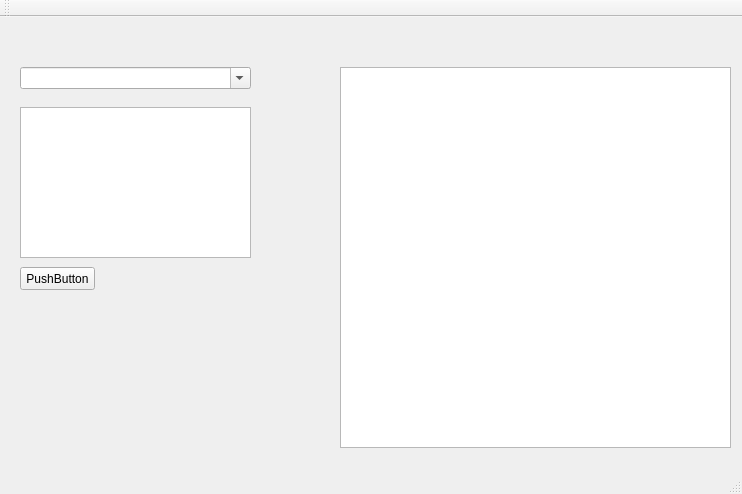
Before: the Qt Designer form mainwindow.ui in Mike308/font-generator, drawn with Qt 5.
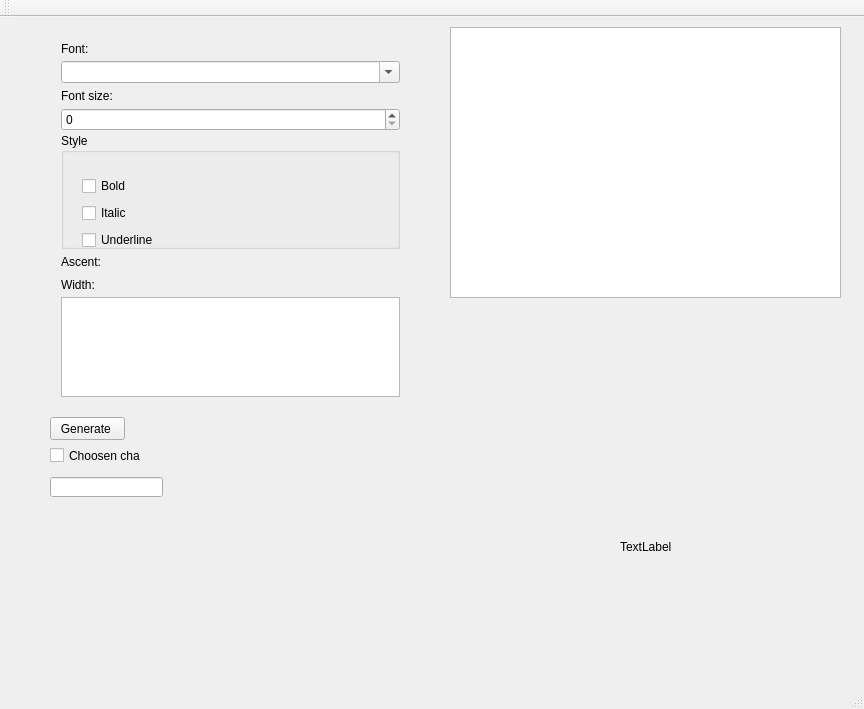
After: the same form once the commit is applied.

Diff of the .ui file:
```diff
--- a/mainwindow.ui
+++ b/mainwindow.ui
@@ -6,60 +6,212 @@
    <rect>
     <x>0</x>
     <y>0</y>
-    <width>742</width>
-    <height>494</height>
+    <width>864</width>
+    <height>709</height>
    </rect>
   </property>
   <property name="windowTitle">
    <string>MainWindow</string>
   </property>
   <widget class="QWidget" name="centralWidget">
-   <widget class="QComboBox" name="fontComboBox">
-    <property name="geometry">
-     <rect>
-      <x>20</x>
-      <y>50</y>
-      <width>231</width>
-      <height>22</height>
-     </rect>
-    </property>
-    <property name="editable">
-     <bool>true</bool>
-    </property>
-   </widget>
-   <widget class="QPlainTextEdit" name="previewField">
-    <property name="geometry">
-     <rect>
-      <x>20</x>
-      <y>90</y>
-      <width>231</width>
-      <height>151</height>
-     </rect>
-    </property>
-   </widget>
    <widget class="QPlainTextEdit" name="outputField">
     <property name="geometry">
      <rect>
-      <x>340</x>
-      <y>50</y>
+      <x>450</x>
+      <y>10</y>
       <width>391</width>
-      <height>381</height>
+      <height>271</height>
      </rect>
     </property>
    </widget>
    <widget class="QPushButton" name="generateBtn">
     <property name="geometry">
      <rect>
-      <x>20</x>
-      <y>250</y>
+      <x>50</x>
+      <y>400</y>
       <width>75</width>
       <height>23</height>
      </rect>
     </property>
     <property name="text">
-     <string>PushButton</string>
+     <string>Generate </string>
     </property>
    </widget>
+   <widget class="QLineEdit" name="lineEdit">
+    <property name="geometry">
+     <rect>
+      <x>50</x>
+      <y>460</y>
+      <width>113</width>
+      <height>20</height>
+     </rect>
+    </property>
+   </widget>
+   <widget class="QCheckBox" name="checkBox_2">
+    <property name="geometry">
+     <rect>
+      <x>50</x>
+      <y>430</y>
+      <width>91</width>
+      <height>17</height>
+     </rect>
+    </property>
+    <property name="text">
+     <string>Choosen char</string>
+    </property>
+   </widget>
+   <widget class="QLabel" name="label">
+    <property name="geometry">
+     <rect>
+      <x>620</x>
+      <y>430</y>
+      <width>200</width>
+      <height>200</height>
+     </rect>
+    </property>
+    <property name="text">
+     <string>TextLabel</string>
+    </property>
+   </widget>
+   <widget class="QWidget" name="verticalLayoutWidget_2">
+    <property name="geometry">
+     <rect>
+      <x>50</x>
+      <y>10</y>
+      <width>361</width>
+      <height>381</height>
+     </rect>
+    </property>
+    <layout class="QVBoxLayout" name="verticalLayout_2">
+     <property name="spacing">
+      <number>2</number>
+     </property>
+     <property name="sizeConstraint">
+      <enum>QLayout::SetMinimumSize</enum>
+     </property>
+     <item>
+      <widget class="QLabel" name="label_3">
+       <property name="maximumSize">
+        <size>
+         <width>259</width>
+         <height>21</height>
+        </size>
+       </property>
+       <property name="text">
+        <string>Font:</string>
+       </property>
+      </widget>
+     </item>
+     <item>
+      <widget class="QComboBox" name="fontComboBox">
+       <property name="editable">
+        <bool>true</bool>
+       </property>
+      </widget>
+     </item>
+     <item>
+      <widget class="QLabel" name="label_2">
+       <property name="maximumSize">
+        <size>
+         <width>259</width>
+         <height>21</height>
+        </size>
+       </property>
+       <property name="text">
+        <string>Font size:</string>
+       </property>
+      </widget>
+     </item>
+     <item>
+      <widget class="QSpinBox" name="fontSizeSpinner"/>
+     </item>
+     <item>
+      <widget class="QGroupBox" name="groupBox">
+       <property name="maximumSize">
+        <size>
+         <width>500</width>
+         <height>141</height>
+        </size>
+       </property>
+       <property name="title">
+        <string>Style</string>
+       </property>
+       <widget class="QWidget" name="verticalLayoutWidget">
+        <property name="geometry">
+         <rect>
+          <x>10</x>
+          <y>30</y>
+          <width>151</width>
+          <height>101</height>
+         </rect>
+        </property>
+        <layout class="QVBoxLayout" name="verticalLayout">
+         <property name="spacing">
+          <number>5</number>
+         </property>
+         <item>
+          <widget class="QCheckBox" name="boldFont">
+           <property name="text">
+            <string>Bold</string>
+           </property>
+          </widget>
+         </item>
+         <item>
+          <widget class="QCheckBox" name="italicFont">
+           <property name="text">
+            <string>Italic</string>
+           </property>
+          </widget>
+         </item>
+         <item>
+          <widget class="QCheckBox" name="underLine">
+           <property name="text">
+            <string>Underline</string>
+           </property>
+          </widget>
+         </item>
+        </layout>
+       </widget>
+      </widget>
+     </item>
+     <item>
+      <widget class="QLabel" name="ascentValue">
+       <property name="maximumSize">
+        <size>
+         <width>259</width>
+         <height>21</height>
+        </size>
+       </property>
+       <property name="text">
+        <string>Ascent:</string>
+       </property>
+      </widget>
+     </item>
+     <item>
+      <widget class="QLabel" name="widthValue">
+       <property name="maximumSize">
+        <size>
+         <width>259</width>
+         <height>21</height>
+        </size>
+       </property>
+       <property name="text">
+        <string>Width:</string>
+       </property>
+      </widget>
+     </item>
+     <item>
+      <widget class="QPlainTextEdit" name="previewField">
+       <property name="maximumSize">
+        <size>
+         <width>379</width>
+         <height>100</height>
+        </size>
+       </property>
+      </widget>
+     </item>
+    </layout>
+   </widget>
   </widget>
   <widget class="QMenuBar" name="menuBar">
    <property name="geometry">
```
Left out of the diff: 2 changed lines with no effect on the pictures.
